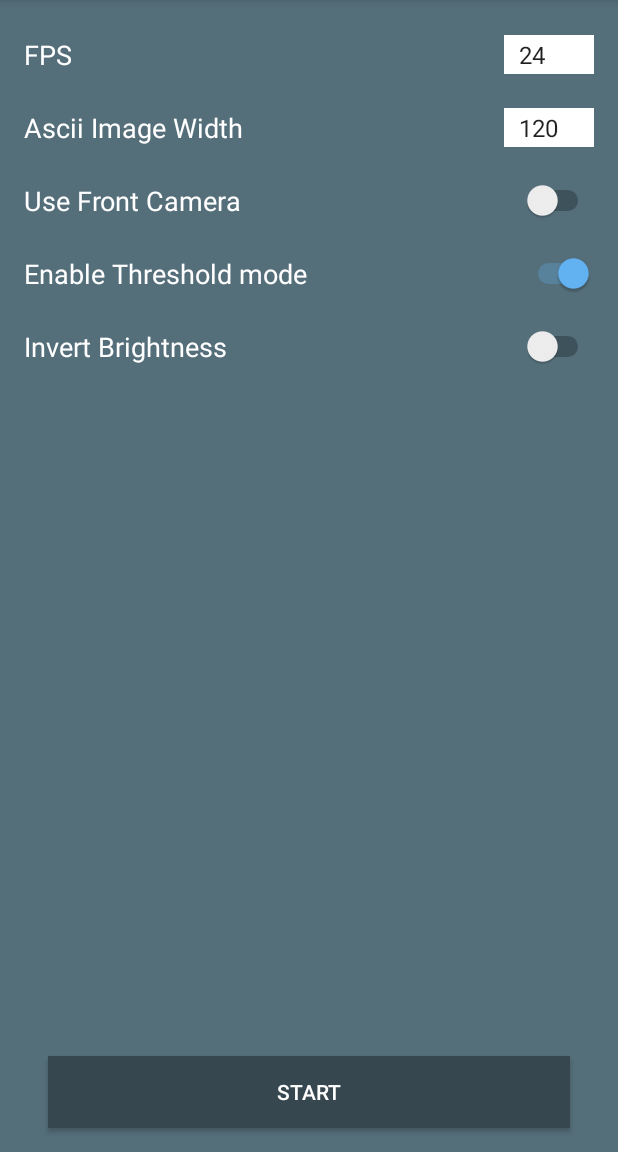
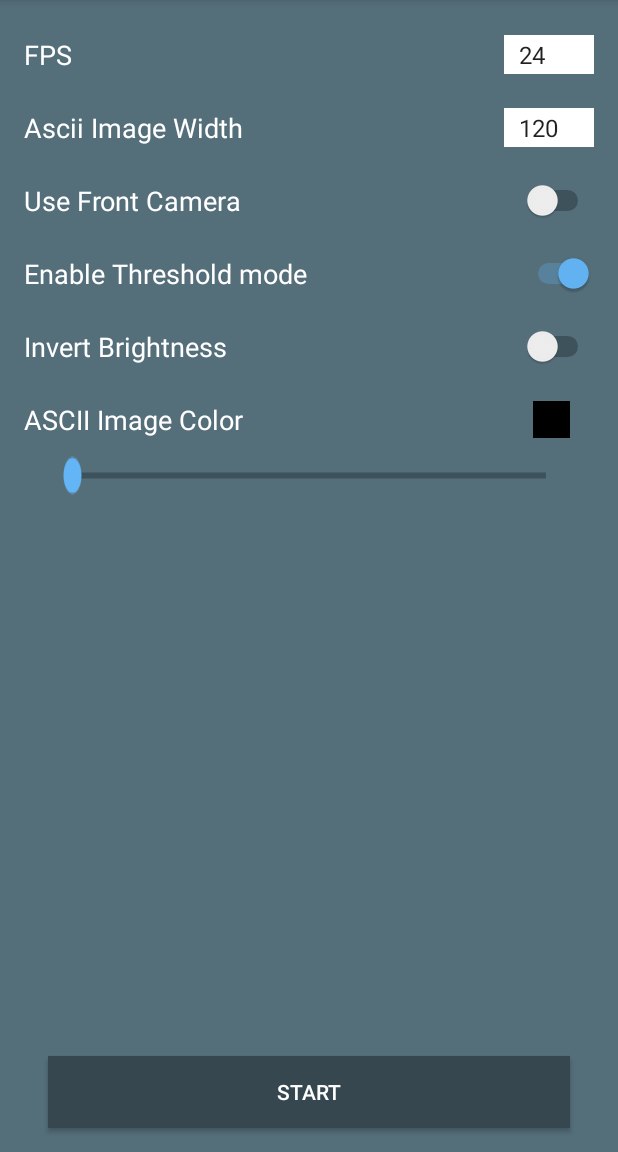
Before and after one commit to JasonKSLoh/AsciiCam, an Android app: the screen it shows after launch (LaunchActivity), on a phone screen of 412 x 824 dp, the part 84-1236 px from its top. Run offline under Robolectric (Android 15) with nearby library versions, the phone set to English and light mode, and no system bars.

Commit message:
- Added color for image

```diff
--- a/app/src/main/java/com/lohjason/asciicam/ui/CameraActivity.java
+++ b/app/src/main/java/com/lohjason/asciicam/ui/CameraActivity.java
@@ -115,8 +115,8 @@ public class CameraActivity extends AppCompatActivity implements CameraFrameProc
         int     imgWidth       = intent.getIntExtra(CameraConsts.KEY_IMG_WIDTH, 128);
         boolean useFrontCamera = intent.getBooleanExtra(CameraConsts.KEY_USE_FRONT_CAMERA, false);
         boolean invert         = intent.getBooleanExtra(CameraConsts.KEY_INVERT, false);
-
         boolean useThresholding = intent.getBooleanExtra(CameraConsts.KEY_THRESHOLDING, false);
+        int color = intent.getIntExtra(CameraConsts.KEY_COLOR, 0xFF000000);
 
         int[] screenSize = ScreenUtils.getScreenDimensPx(this);
 
@@ -129,6 +129,7 @@ public class CameraActivity extends AppCompatActivity implements CameraFrameProc
         }
         cameraFrameProcessor = new CameraFrameProcessor(bitmapProcessor, imgWidth, this);
         cameraFrameProcessor.setInvertDarkness(invert);
+        cameraFrameProcessor.setColor(color);
         bitmapProcessor.setListener(cameraFrameProcessor);
         bitmapProcessor.setFlipHorizontal(useFrontCamera);
         seekbarNormalization.setProgress(50);
--- a/app/src/main/java/com/lohjason/asciicam/ui/LaunchActivity.java
+++ b/app/src/main/java/com/lohjason/asciicam/ui/LaunchActivity.java
@@ -2,11 +2,13 @@ package com.lohjason.asciicam.ui;
 
 import android.content.Intent;
 import android.content.pm.PackageManager;
+import android.graphics.PorterDuff;
 import android.os.Bundle;
 import android.support.annotation.NonNull;
 import android.support.annotation.Nullable;
 import android.support.v4.app.Fragment;
 import android.support.v4.app.FragmentManager;
+import android.support.v4.graphics.ColorUtils;
 import android.support.v7.app.AlertDialog;
 import android.support.v7.app.AppCompatActivity;
 import android.text.Html;
@@ -20,6 +22,7 @@ import android.view.View;
 import android.widget.ArrayAdapter;
 import android.widget.Button;
 import android.widget.LinearLayout;
+import android.widget.SeekBar;
 import android.widget.Spinner;
 import android.widget.Switch;
 import android.widget.TextView;
@@ -46,10 +49,13 @@ public class LaunchActivity extends AppCompatActivity {
     Switch       switchNormalization;
     Switch       switchInvert;
     Switch       switchFrontCamera;
+    View         viewColorPreview;
+    SeekBar      seekbarColor;
     Button       btnStartCamera;
     LinearLayout containerMain;
 
     private boolean isDisplayingFragment = false;
+    int color = 0xFF000000;
 
     BitmapHolder holder;
 
@@ -71,6 +77,34 @@ public class LaunchActivity extends AppCompatActivity {
                 PermissionUtils.requestCameraPermission(this);
             }
         });
+
+        seekbarColor.setOnSeekBarChangeListener(new SeekBar.OnSeekBarChangeListener() {
+            @Override
+            public void onProgressChanged(SeekBar seekBar, int progress, boolean fromUser) {
+                if(progress >= 5){
+                    float hue = progress * 3.6f;
+                    float[] hsl = new float[]{hue, 1f, 0.5f};
+                    color = ColorUtils.HSLToColor(hsl);
+                } else {
+                    color = 0xFF000000;
+                }
+                seekbarColor.getProgressDrawable().setColorFilter(color, PorterDuff.Mode.SRC_ATOP);
+                viewColorPreview.setBackgroundColor(color);
+            }
+
+            @Override
+            public void onStartTrackingTouch(SeekBar seekBar) {
+
+            }
+
+            @Override
+            public void onStopTrackingTouch(SeekBar seekBar) {
+
+            }
+        });
+        seekbarColor.getProgressDrawable().setColorFilter(0xFF000000, PorterDuff.Mode.SRC_ATOP);
+        viewColorPreview.setBackgroundColor(0xFF000000);
+
         setupSpinners();
 
         restoreSavedPreferences();
@@ -84,6 +118,8 @@ public class LaunchActivity extends AppCompatActivity {
         switchFrontCamera = findViewById(R.id.switch_front_camera);
         btnStartCamera = findViewById(R.id.btn_start_camera);
         containerMain = findViewById(R.id.container_main);
+        seekbarColor = findViewById(R.id.seekbar_color);
+        viewColorPreview = findViewById(R.id.view_color_preview);
     }
 
     private void setupSpinners() {
@@ -142,12 +178,8 @@ public class LaunchActivity extends AppCompatActivity {
         intent.putExtra(CameraConsts.KEY_IMG_WIDTH, imageWidth);
         intent.putExtra(CameraConsts.KEY_USE_FRONT_CAMERA, useFrontCamera);
         intent.putExtra(CameraConsts.KEY_THRESHOLDING, normalize);
-//        if (normalize) {
-//            intent.putExtra(CameraConsts.KEY_THRESHOLDING, CameraConsts.MAX_NORMALIZATION);
-//        } else {
-//            intent.putExtra(CameraConsts.KEY_THRESHOLDING, CameraConsts.DEFAULT_NORMALIZATION);
-//        }
         intent.putExtra(CameraConsts.KEY_INVERT, invert);
+        intent.putExtra(CameraConsts.KEY_COLOR, color);
 
         startActivityForResult(intent, CameraConsts.REQUEST_CODE_PREVIEW);
     }
--- a/app/src/main/java/com/lohjason/asciicam/util/CameraConsts.java
+++ b/app/src/main/java/com/lohjason/asciicam/util/CameraConsts.java
@@ -11,18 +11,19 @@ public class CameraConsts {
     public static final String KEY_THRESHOLDING     = "key_thresholding";
     public static final String KEY_INVERT           = "key_invert";
     public static final String KEY_USE_FRONT_CAMERA = "key_use_front_camera";
+    public static final String KEY_COLOR            = "key_color";
 
     public static final int REQUEST_CODE_PREVIEW = 101;
 
     public static float[] FPS_VALUES   = new float[]{12f, 24f, 36f, 48f, 60f};
     public static int[]   IMAGE_WIDTHS = new int[]{30, 60, 120, 240, 480};
 
-    public static final float DEFAULT_FPS = 24;
-    public static final int DEFAULT_IMAGE_WIDTH = 120;
+    public static final float   DEFAULT_FPS              = 24;
+    public static final int     DEFAULT_IMAGE_WIDTH      = 120;
     public static final boolean DEFAULT_USE_THRESHOLDING = false;
     public static final boolean DEFAULT_USE_FRONT_CAMERA = false;
-    public static final boolean DEFAULT_INVERT = false;
+    public static final boolean DEFAULT_INVERT           = false;
 
-    public static final int MAX_NORMALIZATION = 50;
+    public static final int   MAX_NORMALIZATION   = 50;
     public static final float NORMALIZATION_SCALE = 100f / MAX_NORMALIZATION;
 }
--- /dev/null
+++ b/app/src/main/res/drawable/circle.xml
@@ -0,0 +1,4 @@
+<?xml version="1.0" encoding="utf-8"?>
+<shape xmlns:android="http://schemas.android.com/apk/res/android" android:shape="rectangle">
+  <corners android:radius="1000dp" />
+</shape>
--- a/app/src/main/res/layout/activity_launch.xml
+++ b/app/src/main/res/layout/activity_launch.xml
@@ -135,6 +135,44 @@
         android:layout_marginRight="@dimen/margin_selector_side"
         />
 
+    <TextView
+        android:id="@+id/tv_color"
+        android:layout_width="wrap_content"
+        android:layout_height="wrap_content"
+        app:layout_constraintLeft_toLeftOf="parent"
+        app:layout_constraintTop_toBottomOf="@id/tv_invert_label"
+        android:textSize="@dimen/textsize_label"
+        android:layout_marginTop="@dimen/margin_label_top"
+        android:layout_marginLeft="@dimen/margin_label_side"
+        android:text="@string/ascii_color"
+        android:textColor="@color/launchPageTextColor"
+        />
+
+    <View
+        android:id="@+id/view_color_preview"
+        android:layout_width="0dp"
+        android:layout_height="0dp"
+        android:background="@color/material_red_400"
+        app:layout_constraintDimensionRatio="W, 1:1"
+        app:layout_constraintTop_toTopOf="@id/tv_color"
+        app:layout_constraintBottom_toBottomOf="@id/tv_color"
+        app:layout_constraintRight_toRightOf="parent"
+        android:layout_marginRight="@dimen/margin_button_side"
+        android:layout_marginLeft="@dimen/margin_button_side"
+        />
+
+    <SeekBar
+        android:id="@+id/seekbar_color"
+        android:layout_width="0dp"
+        android:layout_height="wrap_content"
+        app:layout_constraintTop_toBottomOf="@id/tv_color"
+        app:layout_constraintLeft_toLeftOf="parent"
+        app:layout_constraintRight_toRightOf="parent"
+        android:layout_marginLeft="@dimen/margin_button_side"
+        android:layout_marginRight="@dimen/margin_button_side"
+        android:layout_marginTop="@dimen/margin_button_top"
+        android:scaleY="2"
+        />
 
     <Button
         android:id="@+id/btn_start_camera"
--- a/app/src/main/res/values/strings.xml
+++ b/app/src/main/res/values/strings.xml
@@ -21,4 +21,6 @@
     <string name="cd_iv_ascii">Ascii Camera Preview</string>
     <string name="cd_btn_capture_ascii">Capture Camera ASCII Image</string>
     <string name="threshold">Threshold</string>
+    <string name="color">Color</string>
+    <string name="ascii_color">ASCII Image Color</string>
 </resources>
```
Also changed, not shown: app/src/main/java/com/lohjason/asciicam/camera/CameraFrameProcessor.java (+6 -1 lines), app/src/main/res/drawable-v24/dog.png (deleted).
